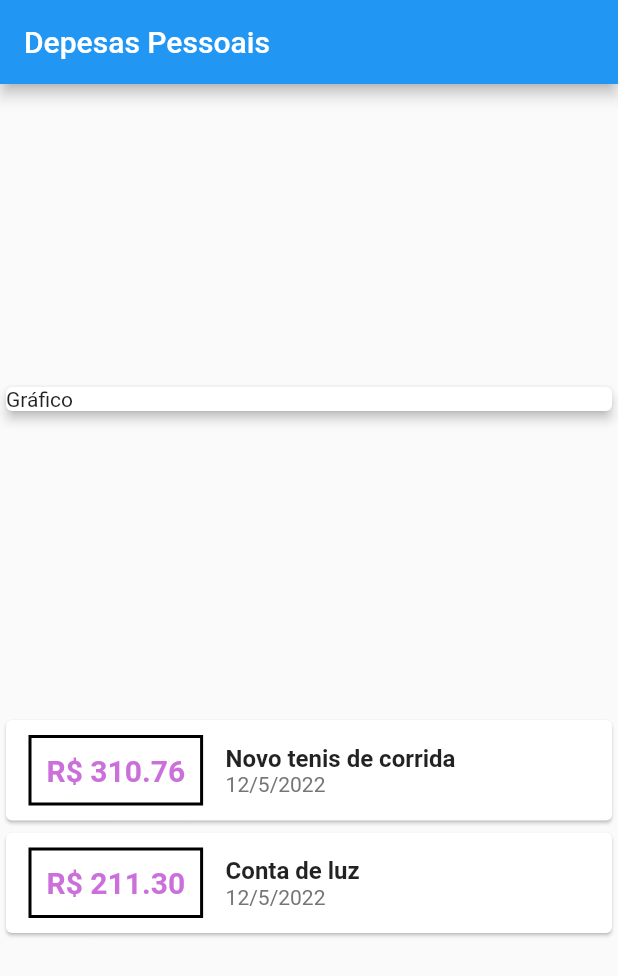
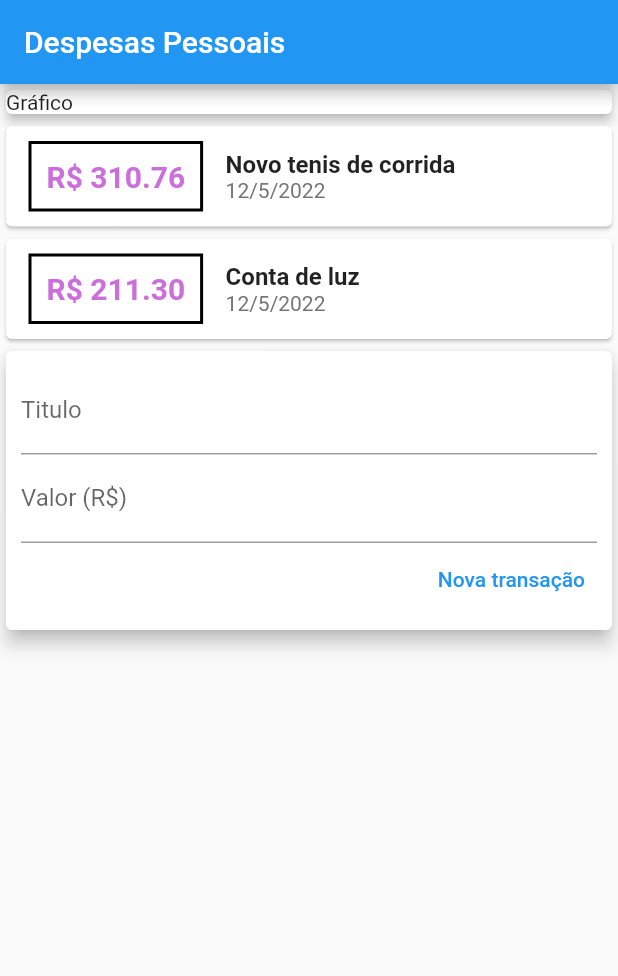
Before and after one commit to BrunoARC/Expenses, a Flutter app: the screen it shows after launch, on a phone screen of 412 x 824 dp. Shown: the top 976 px of the screen. Run offline on Flutter 3.47's test engine with Material 2 defaults, Android fonts, the phone set to English and light mode, and no system bars.

Commit message:
Refatoração

```diff
--- a/lib/main.dart
+++ b/lib/main.dart
@@ -1,6 +1,7 @@
-import 'package:expenses/models/transaction.dart';
+import 'package:expenses/widgets/transaction_form.dart';
+import 'package:expenses/widgets/transaction_list.dart';
+import 'package:expenses/widgets/transaction_user.dart';
 import 'package:flutter/material.dart';
-import 'package:intl/intl.dart';
 
 void main() => runApp(const ExpensesApp());
 
@@ -9,91 +10,29 @@ class ExpensesApp extends StatelessWidget {
 
   @override
   Widget build(BuildContext context) {
-    return MaterialApp(
+    return const MaterialApp(
       home: MyHomePage(),
     );
   }
 }
 
 class MyHomePage extends StatelessWidget {
-  MyHomePage({Key? key}) : super(key: key);
-
-  final _transaction = [
-    Transaction(
-      id: 't1',
-      title: 'Novo tenis de corrida',
-      value: 310.76,
-      date: DateTime.now(),
-    ),
-    Transaction(
-      id: 't2',
-      title: 'Conta de luz',
-      value: 211.30,
-      date: DateTime.now(),
-    )
-  ];
+  const MyHomePage({Key? key}) : super(key: key);
 
   @override
   Widget build(BuildContext context) {
     return Scaffold(
       appBar: AppBar(
-        title: const Text('Depesas Pessoais'),
+        title: const Text('Despesas Pessoais'),
       ),
       body: Column(
-        mainAxisAlignment: MainAxisAlignment.spaceEvenly,
         crossAxisAlignment: CrossAxisAlignment.stretch,
-        children: [
-          const Card(
+        children: const [
+          Card(
             child: Text('Gráfico'),
             elevation: 3,
           ),
-          Column(
-            children: _transaction.map((tr) {
-              return Card(
-                child: Row(
-                  children: [
-                    Container(
-                      margin: const EdgeInsets.symmetric(
-                        horizontal: 15,
-                        vertical: 10,
-                      ),
-                      decoration: BoxDecoration(
-                        border: Border.all(
-                          color: Colors.black,
-                          width: 2,
-                        ),
-                      ),
-                      padding: const EdgeInsets.all(10),
-                      child: Text(
-                        'R\$ ${tr.value.toStringAsFixed(2)}',
-                        style: const TextStyle(
-                          fontWeight: FontWeight.bold,
-                          fontSize: 20,
-                          color: Color.fromARGB(255, 203, 112, 219),
-                        ),
-                      ),
-                    ),
-                    Column(
-                      crossAxisAlignment: CrossAxisAlignment.start,
-                      children: [
-                        Text(
-                          tr.title,
-                          style: const TextStyle(
-                              fontSize: 16, fontWeight: FontWeight.bold),
-                        ),
-                        Text(
-                          DateFormat('d/M/y').format(tr.date),
-                          style: TextStyle(
-                            color: Colors.grey[600],
-                          ),
-                        ),
-                      ],
-                    )
-                  ],
-                ),
-              );
-            }).toList(),
-          )
+          TransactionUser()
         ],
       ),
     );
--- /dev/null
+++ b/lib/widgets/transaction_form.dart
@@ -0,0 +1,46 @@
+import 'package:flutter/material.dart';
+
+class TransactionForm extends StatelessWidget {
+  TransactionForm({Key? key}) : super(key: key);
+
+  final titleController = TextEditingController();
+  final valueController = TextEditingController();
+
+  @override
+  Widget build(BuildContext context) {
+    return Card(
+      elevation: 5,
+      child: Padding(
+        padding: const EdgeInsets.all(10),
+        child: Column(
+          children: [
+            TextField(
+              controller: titleController,
+              decoration: const InputDecoration(
+                labelText: 'Titulo',
+              ),
+            ),
+            TextField(
+              controller: valueController,
+              decoration: const InputDecoration(
+                labelText: 'Valor (R\$)',
+              ),
+            ),
+            Row(
+              mainAxisAlignment: MainAxisAlignment.end,
+              children: [
+                TextButton(
+                  onPressed: () {
+                    print(titleController.text);
+                    print(valueController.text);
+                  },
+                  child: const Text('Nova transação'),
+                ),
+              ],
+            )
+          ],
+        ),
+      ),
+    );
+  }
+}
--- /dev/null
+++ b/lib/widgets/transaction_list.dart
@@ -0,0 +1,63 @@
+import 'package:flutter/material.dart';
+import '../models/transaction.dart';
+import 'package:intl/intl.dart';
+
+class TransactionList extends StatelessWidget {
+  const TransactionList({
+    Key? key,
+    required this.transactions,
+  }) : super(key: key);
+
+  final List<Transaction> transactions;
+
+  @override
+  Widget build(BuildContext context) {
+    return Column(
+      children: transactions.map((tr) {
+        return Card(
+          child: Row(
+            children: [
+              Container(
+                margin: const EdgeInsets.symmetric(
+                  horizontal: 15,
+                  vertical: 10,
+                ),
+                decoration: BoxDecoration(
+                  border: Border.all(
+                    color: Colors.black,
+                    width: 2,
+                  ),
+                ),
+                padding: const EdgeInsets.all(10),
+                child: Text(
+                  'R\$ ${tr.value.toStringAsFixed(2)}',
+                  style: const TextStyle(
+                    fontWeight: FontWeight.bold,
+                    fontSize: 20,
+                    color: Color.fromARGB(255, 203, 112, 219),
+                  ),
+                ),
+              ),
+              Column(
+                crossAxisAlignment: CrossAxisAlignment.start,
+                children: [
+                  Text(
+                    tr.title,
+                    style: const TextStyle(
+                        fontSize: 16, fontWeight: FontWeight.bold),
+                  ),
+                  Text(
+                    DateFormat('d/M/y').format(tr.date),
+                    style: TextStyle(
+                      color: Colors.grey[600],
+                    ),
+                  ),
+                ],
+              )
+            ],
+          ),
+        );
+      }).toList(),
+    );
+  }
+}
--- /dev/null
+++ b/lib/widgets/transaction_user.dart
@@ -0,0 +1,35 @@
+import 'package:expenses/widgets/transaction_form.dart';
+import 'package:expenses/widgets/transaction_list.dart';
+import 'package:flutter/material.dart';
+import 'package:expenses/models/transaction.dart';
+
+class TransactionUser extends StatefulWidget {
+  const TransactionUser({Key? key}) : super(key: key);
+
+  @override
+  State<TransactionUser> createState() => _TransactionUserState();
+}
+
+class _TransactionUserState extends State<TransactionUser> {
+  final transaction = [
+    Transaction(
+      id: 't1',
+      title: 'Novo tenis de corrida',
+      value: 310.76,
+      date: DateTime.now(),
+    ),
+    Transaction(
+      id: 't2',
+      title: 'Conta de luz',
+      value: 211.30,
+      date: DateTime.now(),
+    )
+  ];
+  @override
+  Widget build(BuildContext context) {
+    return Column(children: [
+      TransactionList(transactions: transaction),
+      TransactionForm()
+    ]);
+  }
+}
```
